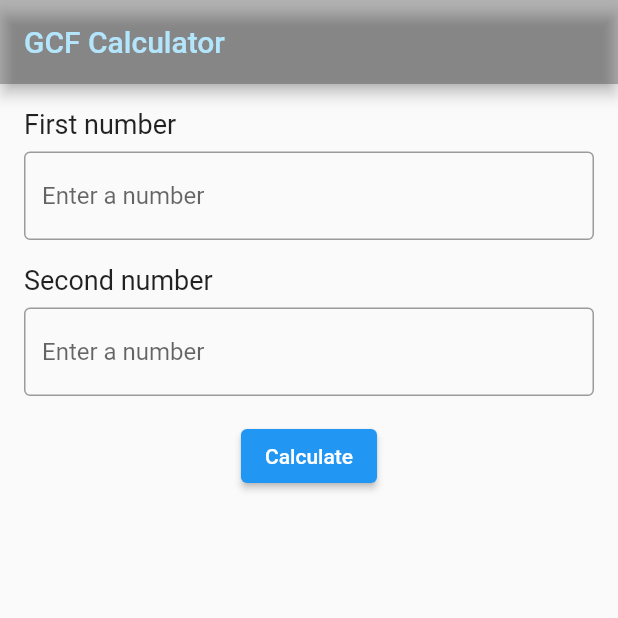
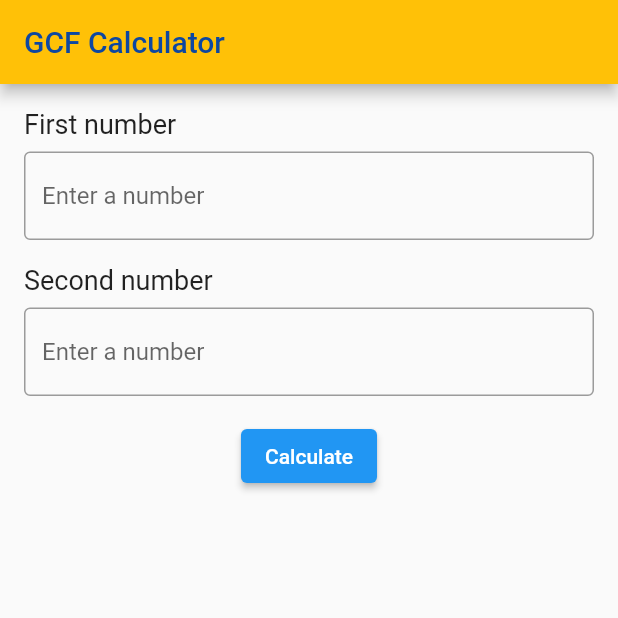
Before and after one commit to tlaw22/gcf_calculator_flutter, a Flutter app: the screen it shows after launch, after a tap on "Calculate", on a phone screen of 412 x 824 dp, the top half of it. Run offline on Flutter 3.47's test engine with Material 2 defaults, Android fonts, the phone set to English and light mode, and no system bars.

Commit message:
tried to add a dialog box

```diff
--- a/lib/main.dart
+++ b/lib/main.dart
@@ -81,8 +81,8 @@ class _MyAppState extends State<MyApp> {
       home: Scaffold(
         appBar: AppBar(
           title: Text('GCF Calculator'),
-          backgroundColor: Colors.black26,
-          foregroundColor: Colors.lightBlue[100],
+          backgroundColor: Colors.amber,
+          foregroundColor: Colors.blue[900],
         ),
         body: Padding(
           padding: EdgeInsets.all(16),
@@ -105,6 +105,12 @@ class _MyAppState extends State<MyApp> {
               // A elevated button widget to calculate the gcf
               ElevatedButton(
                 onPressed: () {
+                  AlertDialog(backgroundColor: Colors.deepPurple, title: Text('Greatest Common Factor'),
+                    content: Container(color: Colors.deepPurple),
+                    titlePadding: EdgeInsets.all(15.0),
+                    alignment: Alignment.center,
+                  );
+
                   // Get the input values from the controllers and convert them to integers
                   int num1 = int.parse(num1Controller.text);
                   int num2 = int.parse(num2Controller.text);
@@ -120,7 +126,7 @@ class _MyAppState extends State<MyApp> {
               // A text widget to display the result
               Text(
                 result,
-                style: TextStyle(fontSize: 20),
+                style: TextStyle(fontSize: 28),
               ),
             ],
           ),
```
Also changed, not shown: 1 other file.
